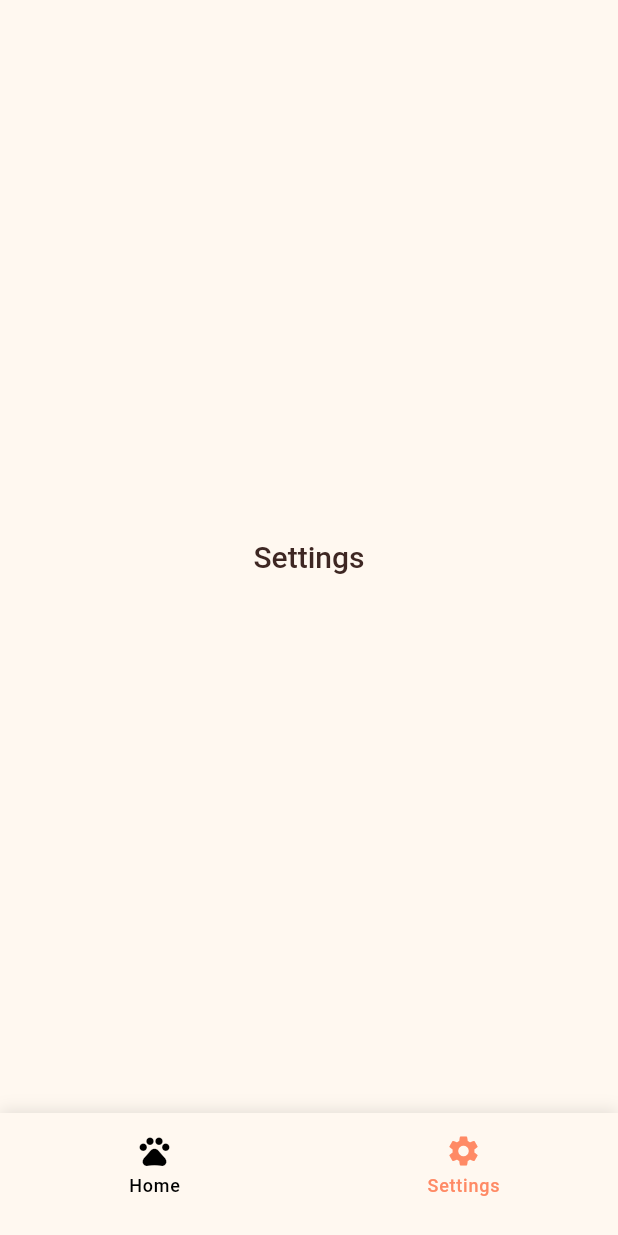
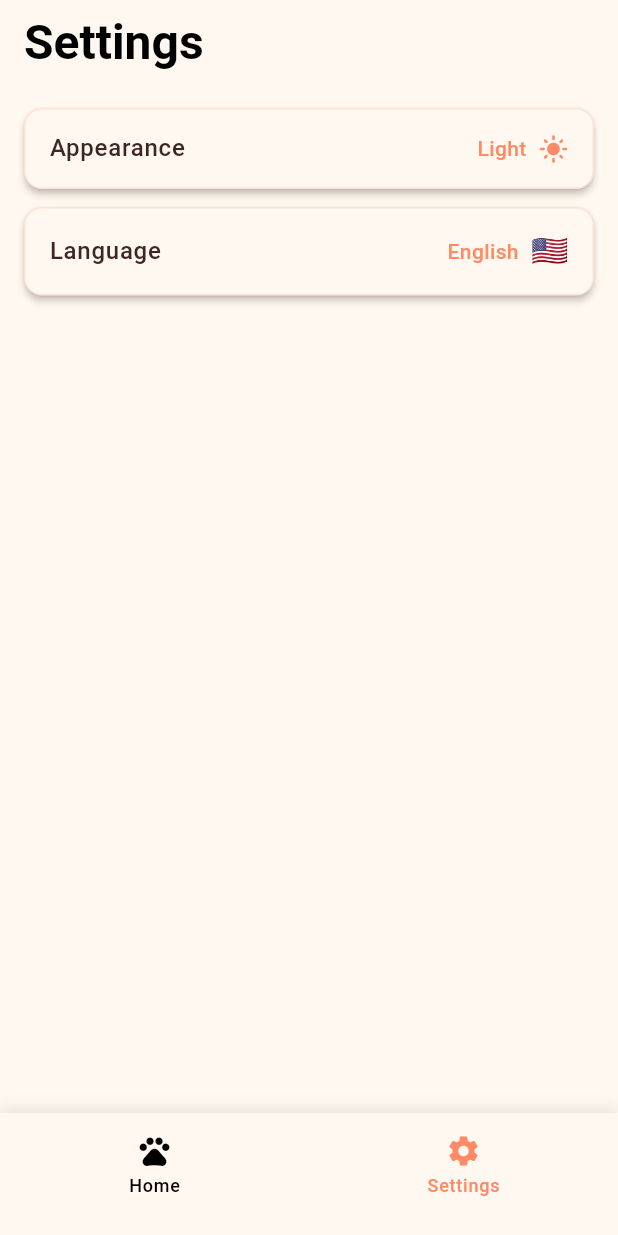
Before and after one commit to IvanCardona01/cat_lover_app, a Flutter app: the screen it shows after launch, tab 2 chosen, on a phone screen of 412 x 824 dp. Run offline on Flutter 3.47's test engine with Material 3 defaults, Android fonts, the light colour scheme and no system bars; our stand-ins replace cached_network_image, dio, flutter_dotenv, get; network calls fail.

Commit message:
- Set view of settings

```diff
--- a/lib/app/translations/locale/en_translation.dart
+++ b/lib/app/translations/locale/en_translation.dart
@@ -37,5 +37,12 @@ class EnTranslation {
     'error': 'Error',
     'cannot_open_url': 'Cannot open link',
     'error_opening_url': 'Error opening link',
+    'appearance': 'Appearance',
+    'light': 'Light',
+    'dark': 'Dark',
+    'language': 'Language',
+    'spanish': 'Español',
+    'english': 'English',
+    'system': 'System',
   };
 }
--- a/lib/app/translations/locale/es_translation.dart
+++ b/lib/app/translations/locale/es_translation.dart
@@ -37,5 +37,12 @@ class EsTranslation {
     'error': 'Error',
     'cannot_open_url': 'No se puede abrir el enlace',
     'error_opening_url': 'Error al abrir el enlace',
+    'appearance': 'Aspecto',
+    'light': 'Claro',
+    'dark': 'Oscuro',
+    'language': 'Idioma',
+    'spanish': 'Español',
+    'english': 'Inglés',
+    'system': 'Sistema',
   };
 }
--- a/lib/features/settings/views/settings_view.dart
+++ b/lib/features/settings/views/settings_view.dart
@@ -7,11 +7,113 @@ class SettingsView extends GetView<SettingsViewModel> {
 
   @override
   Widget build(BuildContext context) {
+    final isDarkMode = Theme.of(context).brightness == Brightness.dark;
+    final currentLocale =
+        Get.locale ?? Get.deviceLocale ?? const Locale('es', 'ES');
+
     return Scaffold(
+      appBar: AppBar(
+        backgroundColor: Theme.of(context).colorScheme.surface,
+        elevation: 0,
+        title: Text(
+          'settings'.tr,
+          style: Get.textTheme.headlineLarge?.copyWith(
+            fontWeight: FontWeight.bold,
+            color: Theme.of(context).colorScheme.onSurface,
+          ),
+        ),
+      ),
       body: Container(
         color: Theme.of(context).colorScheme.surface,
-        child: Center(
-          child: Text('settings'.tr, style: Theme.of(context).textTheme.titleLarge),
+        child: ListView(
+          padding: const EdgeInsets.all(16),
+          children: [
+            _buildSettingButton(
+              context: context,
+              title: 'appearance'.tr,
+              value: isDarkMode ? 'dark'.tr : 'light'.tr,
+              icon: isDarkMode ? Icons.dark_mode : Icons.light_mode,
+              onTap: () {
+                // Por ahora sin acción
+              },
+            ),
+            const SizedBox(height: 12),
+            _buildSettingButton(
+              context: context,
+              title: 'language'.tr,
+              value: currentLocale.languageCode == 'es'
+                  ? 'spanish'.tr
+                  : 'english'.tr,
+              icon: null,
+              emoji: currentLocale.languageCode == 'es' ? '🇪🇸' : '🇺🇸',
+              onTap: () {
+                // Por ahora sin acción
+              },
+            ),
+          ],
+        ),
+      ),
+    );
+  }
+
+  Widget _buildSettingButton({
+    required BuildContext context,
+    required String title,
+    required String value,
+    IconData? icon,
+    String? emoji,
+    required VoidCallback onTap,
+  }) {
+    return Material(
+      color: Theme.of(context).colorScheme.surface,
+      elevation: 2,
+      borderRadius: BorderRadius.circular(12),
+      child: InkWell(
+        onTap: onTap,
+        borderRadius: BorderRadius.circular(12),
+        child: Container(
+          padding: const EdgeInsets.symmetric(horizontal: 16, vertical: 14),
+          decoration: BoxDecoration(
+            border: Border.all(
+              color: Theme.of(
+                context,
+              ).colorScheme.primary.withValues(alpha: 0.2),
+              width: 1,
+            ),
+            borderRadius: BorderRadius.circular(12),
+          ),
+          child: Row(
+            mainAxisAlignment: MainAxisAlignment.spaceBetween,
+            children: [
+              Text(
+                title,
+                style: Theme.of(
+                  context,
+                ).textTheme.bodyLarge?.copyWith(fontWeight: FontWeight.w500),
+              ),
+              Row(
+                mainAxisSize: MainAxisSize.min,
+                children: [
+                  Text(
+                    value,
+                    style: Theme.of(context).textTheme.bodyMedium?.copyWith(
+                      color: Theme.of(context).colorScheme.primary,
+                      fontWeight: FontWeight.w500,
+                    ),
+                  ),
+                  const SizedBox(width: 8),
+                  if (emoji != null)
+                    Text(emoji, style: const TextStyle(fontSize: 20))
+                  else if (icon != null)
+                    Icon(
+                      icon,
+                      size: 20,
+                      color: Theme.of(context).colorScheme.primary,
+                    ),
+                ],
+              ),
+            ],
+          ),
         ),
       ),
     );
```
